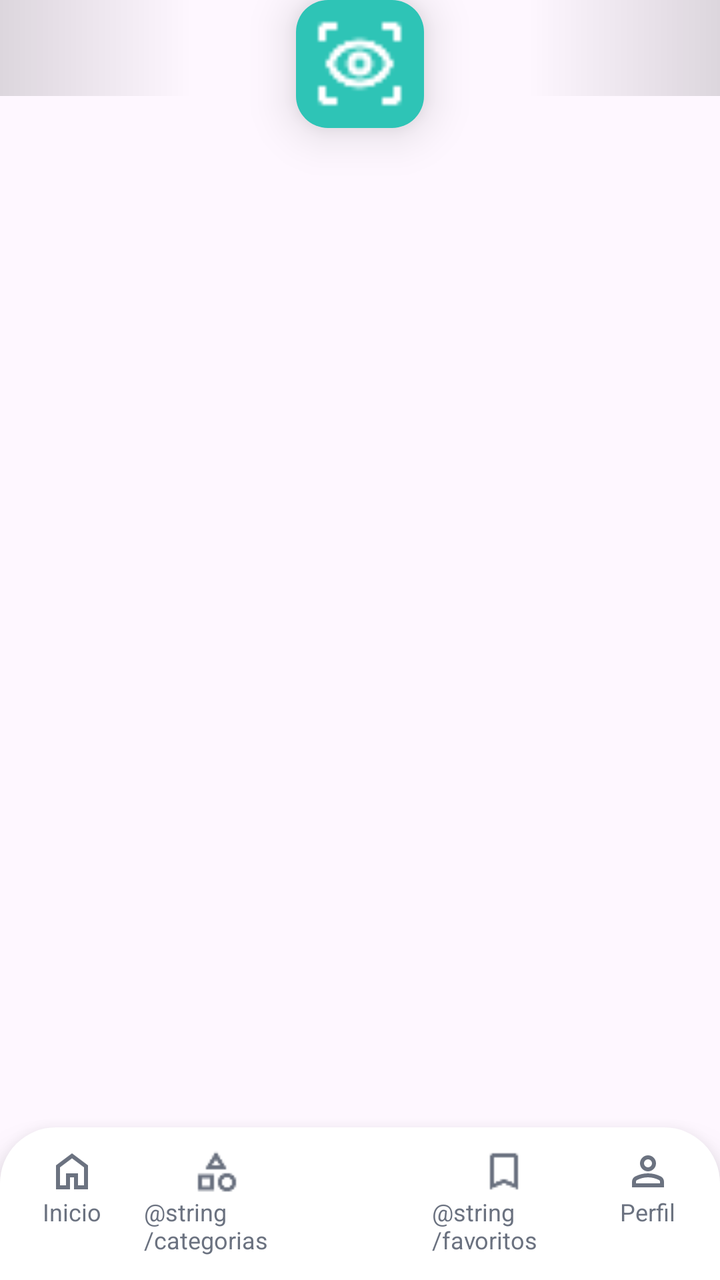
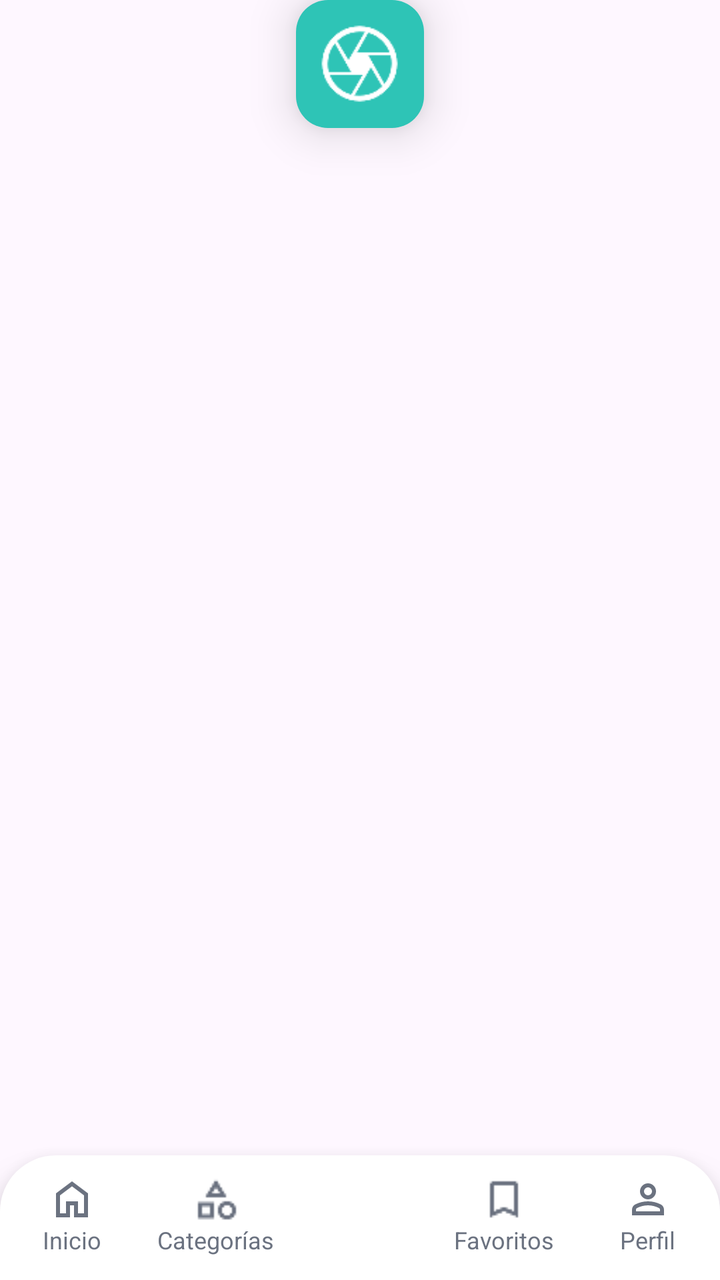

Before-and-after screenshots of an Android layout around one commit, followed by the original layout XML and the change that was made.
<!-- AndroidManifest.xml: application theme Theme.AnimalRecognizer -->
<!-- res/layout/bottom_navigation_bar.xml -->
<?xml version="1.0" encoding="utf-8"?>
<FrameLayout xmlns:android="http://schemas.android.com/apk/res/android"
    xmlns:app="http://schemas.android.com/apk/res-auto"
    xmlns:tools="http://schemas.android.com/tools"
    android:layout_width="match_parent"
    android:layout_height="96dp"
    android:background="#00000000"
    android:clipChildren="false"
    android:clipToPadding="false">

    
    <View
        android:layout_width="96dp"
        android:layout_height="48dp"
        android:layout_gravity="start|top"
        android:background="@drawable/bg_bottom_nav_side_scrim" />

    
    <View
        android:layout_width="96dp"
        android:layout_height="48dp"
        android:layout_gravity="end|top"
        android:rotation="180"
        android:background="@drawable/bg_bottom_nav_side_scrim" />

    
    <LinearLayout
        android:layout_width="match_parent"
        android:layout_height="wrap_content"
        android:layout_gravity="bottom"
        android:orientation="horizontal"
        android:background="@drawable/bg_bottom_nav"
        android:paddingTop="10dp"
        android:paddingBottom="12dp"
        android:elevation="12dp">

        
        <LinearLayout
            android:id="@+id/homeButton"
            android:layout_width="0dp"
            android:layout_height="wrap_content"
            android:layout_weight="1"
            android:orientation="vertical"
            android:gravity="center_horizontal"
            tools:ignore="UseCompoundDrawables">

            <ImageView
                android:id="@+id/homeIcon"
                android:layout_width="wrap_content"
                android:layout_height="wrap_content"
                android:src="@drawable/ic_home_black_24dp"
                android:contentDescription="@string/Inicio"
                app:tint="@color/text_secondary" />

            <TextView
                android:id="@+id/homeText"
                android:layout_width="wrap_content"
                android:layout_height="wrap_content"
                android:text="@string/Inicio"
                android:textSize="12sp"
                android:textColor="@color/text_secondary" />
        </LinearLayout>

        
        <LinearLayout
            android:id="@+id/categoriesButton"
            android:layout_width="0dp"
            android:layout_height="wrap_content"
            android:layout_weight="1"
            android:orientation="vertical"
            android:gravity="center_horizontal"
            tools:ignore="UseCompoundDrawables">

            <ImageView
                android:id="@+id/categoriesIcon"
                android:layout_width="wrap_content"
                android:layout_height="wrap_content"
                android:src="@drawable/ic_category_24dp"
                android:contentDescription="@string/categorias"
                app:tint="@color/text_secondary" />

            <TextView
                android:id="@+id/categoriesText"
                android:layout_width="wrap_content"
                android:layout_height="wrap_content"
                android:text="@string/categorias"
                android:textSize="12sp"
                android:textColor="@color/text_secondary" />
        </LinearLayout>

        
        <View
            android:layout_width="0dp"
            android:layout_height="1dp"
            android:layout_weight="1" />

        
        <LinearLayout
            android:id="@+id/favoritesButton"
            android:layout_width="0dp"
            android:layout_height="wrap_content"
            android:layout_weight="1"
            android:orientation="vertical"
            android:gravity="center_horizontal"
            tools:ignore="UseCompoundDrawables">

            <ImageView
                android:id="@+id/favoritesIcon"
                android:layout_width="wrap_content"
                android:layout_height="wrap_content"
                android:src="@drawable/ic_bookmark_24dp"
                android:contentDescription="@string/favoritos"
                app:tint="@color/text_secondary" />

            <TextView
                android:id="@+id/favoritesText"
                android:layout_width="wrap_content"
                android:layout_height="wrap_content"
                android:text="@string/favoritos"
                android:textSize="12sp"
                android:textColor="@color/text_secondary" />
        </LinearLayout>

        
        <LinearLayout
            android:id="@+id/profileButton"
            android:layout_width="0dp"
            android:layout_height="wrap_content"
            android:layout_weight="1"
            android:orientation="vertical"
            android:gravity="center_horizontal"
            tools:ignore="UseCompoundDrawables">

            <ImageView
                android:id="@+id/profileIcon"
                android:layout_width="wrap_content"
                android:layout_height="wrap_content"
                android:src="@drawable/ic_person_black_24dp"
                android:contentDescription="@string/Perfil"
                app:tint="@color/text_secondary" />

            <TextView
                android:id="@+id/profileText"
                android:layout_width="wrap_content"
                android:layout_height="wrap_content"
                android:text="@string/Perfil"
                android:textSize="12sp"
                android:textColor="@color/text_secondary" />
        </LinearLayout>

    </LinearLayout>

    
    <com.google.android.material.floatingactionbutton.FloatingActionButton
        android:id="@+id/scanFab"
        android:layout_width="64dp"
        android:layout_height="64dp"
        app:fabCustomSize="64dp"
        app:maxImageSize="45dp"
        android:layout_gravity="top|center_horizontal"
        app:srcCompat="@drawable/ic_scan_24dp"
        app:backgroundTint="@color/primary"
        app:tint="@color/white"
        app:elevation="14dp"
        android:contentDescription="@string/escanear" />

</FrameLayout>
<!-- resources referenced by this layout -->
<resources>
  <color name="primary">#2EC4B6</color>
  <color name="text_secondary">#6B7280</color>
  <color name="white">#FFFFFFFF</color>
  <!-- drawable bg_bottom_nav (drawable) -->
  <?xml version="1.0" encoding="utf-8"?>
  <shape xmlns:android="http://schemas.android.com/apk/res/android">
      <solid android:color="@color/white"/>
      <corners
          android:topLeftRadius="28dp"
          android:topRightRadius="28dp"/>
  </shape>
  <!-- drawable bg_bottom_nav_side_scrim (drawable) -->
  <?xml version="1.0" encoding="utf-8"?>
  <shape xmlns:android="http://schemas.android.com/apk/res/android">
      <gradient
          android:startColor="#22000000"
          android:endColor="#00000000"
          android:angle="0" />
  </shape>
  <!-- drawable ic_bookmark_24dp: png bitmap (drawable, 300 bytes) -->
  <!-- drawable ic_category_24dp: png bitmap (drawable, 504 bytes) -->
  <!-- drawable ic_home_black_24dp (drawable) -->
  <vector xmlns:android="http://schemas.android.com/apk/res/android"
      android:width="24dp"
      android:height="24dp"
      android:viewportWidth="960"
      android:viewportHeight="960">
    <path
        android:pathData="M240,760h120v-240h240v240h120v-360L480,220 240,400v360ZM160,840v-480l320,-240 320,240v480L520,840v-240h-80v240L160,840ZM480,490Z"
        android:fillColor="#000000"/>
  </vector>
  <!-- drawable ic_person_black_24dp (drawable) -->
  <vector xmlns:android="http://schemas.android.com/apk/res/android"
      android:width="24dp"
      android:height="24dp"
      android:viewportWidth="960"
      android:viewportHeight="960">
    <path
        android:pathData="M480,480q-66,0 -113,-47t-47,-113q0,-66 47,-113t113,-47q66,0 113,47t47,113q0,66 -47,113t-113,47ZM160,800v-112q0,-34 17.5,-62.5T224,582q62,-31 126,-46.5T480,520q66,0 130,15.5T736,582q29,15 46.5,43.5T800,688v112L160,800ZM240,720h480v-32q0,-11 -5.5,-20T700,654q-54,-27 -109,-40.5T480,600q-56,0 -111,13.5T260,654q-9,5 -14.5,14t-5.5,20v32ZM480,400q33,0 56.5,-23.5T560,320q0,-33 -23.5,-56.5T480,240q-33,0 -56.5,23.5T400,320q0,33 23.5,56.5T480,400ZM480,320ZM480,720Z"
        android:fillColor="#000000"/>
  </vector>
  <!-- drawable ic_scan_24dp: png bitmap (drawable, 653 bytes) -->
  <string name="Inicio">Inicio</string>
  <string name="Perfil">Perfil</string>
  <style name="Theme.AnimalRecognizer" parent="Base.Theme.AnimalRecognizer" />
  <style name="Base.Theme.AnimalRecognizer" parent="Theme.Material3.DayNight.NoActionBar">
          
          
      </style>
</resources>

<!-- the commit's change to res/layout/bottom_navigation_bar.xml (unified diff, before → after) -->
@@ -1,5 +1,6 @@
 <?xml version="1.0" encoding="utf-8"?>
-<FrameLayout xmlns:android="http://schemas.android.com/apk/res/android"
+<FrameLayout
+    xmlns:android="http://schemas.android.com/apk/res/android"
     xmlns:app="http://schemas.android.com/apk/res-auto"
     xmlns:tools="http://schemas.android.com/tools"
     android:layout_width="match_parent"
@@ -7,21 +8,6 @@
     android:background="#00000000"
     android:clipChildren="false"
     android:clipToPadding="false">
-
-    
-    <View
-        android:layout_width="96dp"
-        android:layout_height="48dp"
-        android:layout_gravity="start|top"
-        android:background="@drawable/bg_bottom_nav_side_scrim" />
-
-    
-    <View
-        android:layout_width="96dp"
-        android:layout_height="48dp"
-        android:layout_gravity="end|top"
-        android:rotation="180"
-        android:background="@drawable/bg_bottom_nav_side_scrim" />
 
     
     <LinearLayout
@@ -44,6 +30,7 @@
             android:gravity="center_horizontal"
             tools:ignore="UseCompoundDrawables">
 
+            
             <ImageView
                 android:id="@+id/homeIcon"
                 android:layout_width="wrap_content"
@@ -52,6 +39,7 @@
                 android:contentDescription="@string/Inicio"
                 app:tint="@color/text_secondary" />
 
+            
             <TextView
                 android:id="@+id/homeText"
                 android:layout_width="wrap_content"
@@ -59,6 +47,7 @@
                 android:text="@string/Inicio"
                 android:textSize="12sp"
                 android:textColor="@color/text_secondary" />
+
         </LinearLayout>
 
         
@@ -86,6 +75,7 @@
                 android:text="@string/categorias"
                 android:textSize="12sp"
                 android:textColor="@color/text_secondary" />
+
         </LinearLayout>
 
         
@@ -119,6 +109,7 @@
                 android:text="@string/favoritos"
                 android:textSize="12sp"
                 android:textColor="@color/text_secondary" />
+
         </LinearLayout>
 
         
@@ -146,6 +137,7 @@
                 android:text="@string/Perfil"
                 android:textSize="12sp"
                 android:textColor="@color/text_secondary" />
+
         </LinearLayout>
 
     </LinearLayout>
@@ -155,13 +147,13 @@
         android:id="@+id/scanFab"
         android:layout_width="64dp"
         android:layout_height="64dp"
+        android:layout_gravity="top|center_horizontal"
+        android:contentDescription="@string/escanear"
+        app:backgroundTint="@color/primary"
+        app:elevation="14dp"
         app:fabCustomSize="64dp"
         app:maxImageSize="45dp"
-        android:layout_gravity="top|center_horizontal"
-        app:srcCompat="@drawable/ic_scan_24dp"
-        app:backgroundTint="@color/primary"
-        app:tint="@color/white"
-        app:elevation="14dp"
-        android:contentDescription="@string/escanear" />
+        app:srcCompat="@drawable/ic_camera_64dp"
+        app:tint="@color/white" />
 
 </FrameLayout>
<!-- resource entries referenced after the edit -->
@@ -11,15 +11,8 @@
           android:topLeftRadius="28dp"
           android:topRightRadius="28dp"/>
   </shape>
-  <!-- drawable bg_bottom_nav_side_scrim (drawable) -->
-  <?xml version="1.0" encoding="utf-8"?>
-  <shape xmlns:android="http://schemas.android.com/apk/res/android">
-      <gradient
-          android:startColor="#22000000"
-          android:endColor="#00000000"
-          android:angle="0" />
-  </shape>
   <!-- drawable ic_bookmark_24dp: png bitmap (drawable, 300 bytes) -->
+  <!-- drawable ic_camera_64dp: png bitmap (drawable, 2566 bytes) -->
   <!-- drawable ic_category_24dp: png bitmap (drawable, 504 bytes) -->
   <!-- drawable ic_home_black_24dp (drawable) -->
   <vector xmlns:android="http://schemas.android.com/apk/res/android"
@@ -41,9 +34,11 @@
         android:pathData="M480,480q-66,0 -113,-47t-47,-113q0,-66 47,-113t113,-47q66,0 113,47t47,113q0,66 -47,113t-113,47ZM160,800v-112q0,-34 17.5,-62.5T224,582q62,-31 126,-46.5T480,520q66,0 130,15.5T736,582q29,15 46.5,43.5T800,688v112L160,800ZM240,720h480v-32q0,-11 -5.5,-20T700,654q-54,-27 -109,-40.5T480,600q-56,0 -111,13.5T260,654q-9,5 -14.5,14t-5.5,20v32ZM480,400q33,0 56.5,-23.5T560,320q0,-33 -23.5,-56.5T480,240q-33,0 -56.5,23.5T400,320q0,33 23.5,56.5T480,400ZM480,320ZM480,720Z"
         android:fillColor="#000000"/>
   </vector>
-  <!-- drawable ic_scan_24dp: png bitmap (drawable, 653 bytes) -->
   <string name="Inicio">Inicio</string>
   <string name="Perfil">Perfil</string>
+  <string name="categorias">Categorías</string>
+  <string name="escanear">Escanear</string>
+  <string name="favoritos">Favoritos</string>
   <style name="Theme.AnimalRecognizer" parent="Base.Theme.AnimalRecognizer" />
   <style name="Base.Theme.AnimalRecognizer" parent="Theme.Material3.DayNight.NoActionBar">
           
